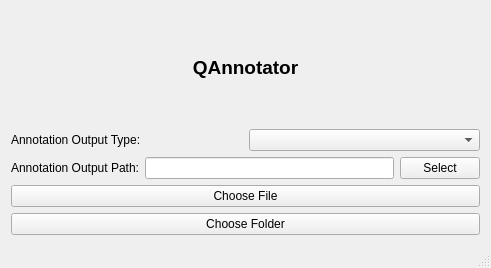
The window that src/mainwindow.ui (KDE/mark) describes before a commit, drawn with Qt 5.
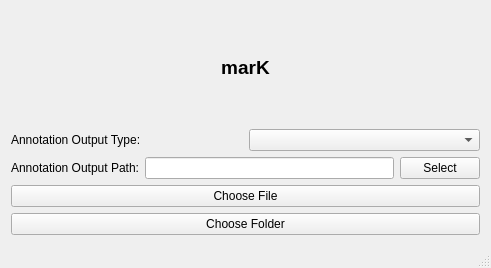
The same window after the commit.

Commit message: support jpeg files and changing name to marK

```diff
--- a/src/mainwindow.ui
+++ b/src/mainwindow.ui
@@ -27,7 +27,7 @@
          </font>
         </property>
         <property name="text">
-         <string>QAnnotator</string>
+         <string>marK</string>
         </property>
         <property name="alignment">
          <set>Qt::AlignCenter</set>
```
The commit also changes 1 other file.
